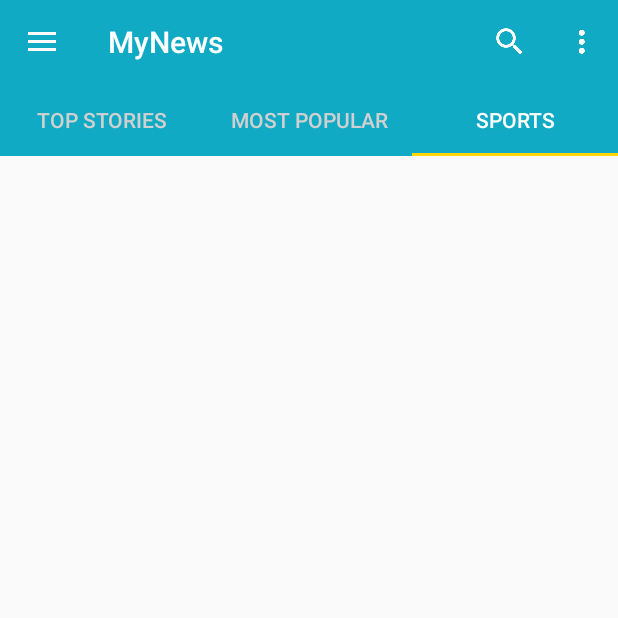
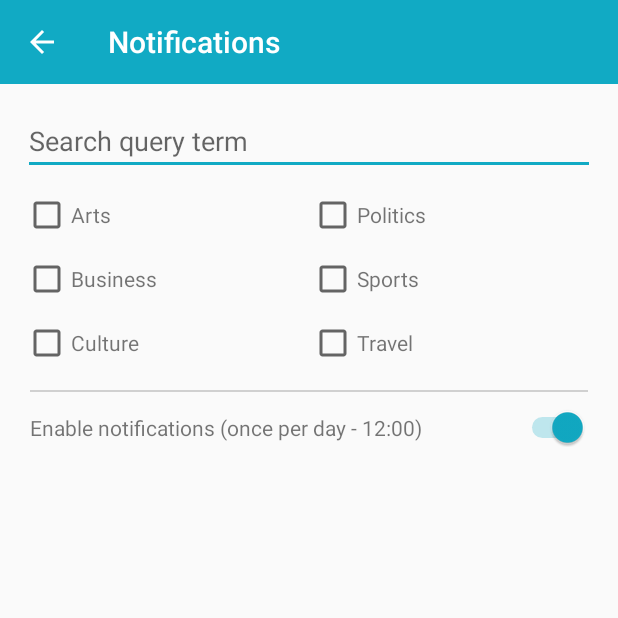
Before and after one commit to AnthonyMineo/MyNews, an Android app: the screen it shows after launch (MainActivity before the commit, NotificationActivity after it), in the side drawer, after a tap on "Notifications", on a phone screen of 412 x 824 dp, the top half of it. Run offline under Robolectric (Android 15) with nearby library versions, the phone set to English and light mode, and no system bars; our stand-ins replace ButterKnife, RxJava; network calls fail; pictures from the network do not load.

Commit message:
Implementing notifications UI + back end

```diff
--- a/app/src/main/java/com/denma/mynews/Controllers/Activities/MainActivity.java
+++ b/app/src/main/java/com/denma/mynews/Controllers/Activities/MainActivity.java
@@ -13,7 +13,6 @@ import android.os.Bundle;
 import android.support.v7.widget.Toolbar;
 import android.view.Menu;
 import android.view.MenuItem;
-import android.widget.Toast;
 
 import com.denma.mynews.Views.PageAdapter;
 import com.denma.mynews.Controllers.Fragments.MostPopularFragment;
@@ -136,10 +135,18 @@ public class MainActivity extends AppCompatActivity implements NavigationView.On
         // - Handle actions on menu items
         switch (item.getItemId()) {
             case R.id.menu_activity_main_search:
+                // - Launch SearchActivity
                 launchSearchActivity();
                 return true;
-            case R.id.menu_activity_main_more:
-                Toast.makeText(this, "soon", Toast.LENGTH_LONG).show();
+            case R.id.activity_main_more_notifications:
+                // - Launch NotificationsActivity
+                launchNotificationActivity();
+                return true;
+            case R.id.activity_main_more_help:
+                // - Launch help
+                return true;
+            case R.id.activity_main_more_about:
+                // - Launch about
                 return true;
             default:
                 return super.onOptionsItemSelected(item);
@@ -172,7 +179,11 @@ public class MainActivity extends AppCompatActivity implements NavigationView.On
                 this.showFragment(FRAGMENT_SPORTS);
                 break;
             case R.id.activity_main_drawer_search:
+                // - Launch SearchActivity
                 launchSearchActivity();
+            case R.id.activity_main_drawer_notifications:
+                // - Launch NotificationsActivity
+                launchNotificationActivity();
             default:
                 break;
         }
@@ -242,4 +253,9 @@ public class MainActivity extends AppCompatActivity implements NavigationView.On
         Intent searchActivityIntent = new Intent(MainActivity.this, SearchActivity.class);
         this.startActivity(searchActivityIntent);
     }
+
+    private void launchNotificationActivity(){
+        Intent notifActivityIntent = new Intent(MainActivity.this, NotificationActivity.class);
+        this.startActivity(notifActivityIntent);
+    }
 }
--- /dev/null
+++ b/app/src/main/java/com/denma/mynews/Controllers/Activities/NotificationActivity.java
@@ -0,0 +1,46 @@
+package com.denma.mynews.Controllers.Activities;
+
+import android.support.v7.app.ActionBar;
+import android.support.v7.app.AppCompatActivity;
+import android.os.Bundle;
+import android.support.v7.widget.Toolbar;
+
+import com.denma.mynews.Controllers.Fragments.NotificationFragment;
+import com.denma.mynews.R;
+
+public class NotificationActivity extends AppCompatActivity {
+
+    private NotificationFragment notifFragment;
+
+    @Override
+    protected void onCreate(Bundle savedInstanceState) {
+        super.onCreate(savedInstanceState);
+        setContentView(R.layout.activity_notification);
+
+        this.configureToolbar();
+        this.configureAndShowNotifFragment();
+    }
+
+    private void configureToolbar(){
+        //Get the toolbar (Serialise)
+        Toolbar toolbar = (Toolbar) findViewById(R.id.toolbar);
+        //Set the toolbar
+        setSupportActionBar(toolbar);
+        // Get a support ActionBar corresponding to this toolbar
+        ActionBar ab = getSupportActionBar();
+        // Enable the Up button
+        ab.setDisplayHomeAsUpEnabled(true);
+    }
+
+    private void configureAndShowNotifFragment(){
+        notifFragment = (NotificationFragment) getSupportFragmentManager().findFragmentById(R.id.activity_notification_frame_layout);
+        if (notifFragment == null) {
+            // B - Create new main fragment
+            notifFragment = new NotificationFragment();
+            // C - Add it to FrameLayout container
+            getSupportFragmentManager().beginTransaction()
+                    .add(R.id.activity_notification_frame_layout, notifFragment)
+                    .commit();
+        }
+    }
+}
--- /dev/null
+++ b/app/src/main/java/com/denma/mynews/Controllers/Fragments/NotificationFragment.java
@@ -0,0 +1,248 @@
+package com.denma.mynews.Controllers.Fragments;
+
+
+import android.app.AlarmManager;
+import android.app.PendingIntent;
+import android.content.Context;
+import android.content.Intent;
+import android.content.SharedPreferences;
+import android.os.Bundle;
+import android.preference.PreferenceManager;
+import android.support.v4.app.Fragment;
+import android.text.Editable;
+import android.text.TextWatcher;
+import android.view.LayoutInflater;
+import android.view.View;
+import android.view.ViewGroup;
+import android.widget.CheckBox;
+import android.widget.CompoundButton;
+import android.widget.EditText;
+import android.widget.Switch;
+import android.widget.Toast;
+
+import com.denma.mynews.R;
+import com.denma.mynews.Utils.AlarmReceiver;
+
+import java.util.Calendar;
+
+import butterknife.BindView;
+import butterknife.ButterKnife;
+
+/**
+ * A simple {@link Fragment} subclass.
+ */
+public class NotificationFragment extends Fragment {
+
+    @BindView(R.id.search_query_term_text_input_edit_text)
+    EditText searchQueryTerm;
+    @BindView(R.id.check_box_arts)
+    CheckBox checkBoxArts;
+    @BindView(R.id.check_box_politics)
+    CheckBox checkBoxPolitics;
+    @BindView(R.id.check_box_business)
+    CheckBox checkBoxBusiness;
+    @BindView(R.id.check_box_sports)
+    CheckBox checkBoxSports;
+    @BindView(R.id.check_box_culture)
+    CheckBox checkBoxCulture;
+    @BindView(R.id.check_box_travel)
+    CheckBox checkBoxTravel;
+    @BindView(R.id.notications_switch)
+    Switch mySwitch;
+
+    private String queryTerm = "";
+    private String newsDesk = "";
+    private String arts = "";
+    private String politics = "";
+    private String business = "";
+    private String sports = "";
+    private String culture = "";
+    private String travel = "";
+
+    private PendingIntent pendingIntent;
+    private SharedPreferences mPreferences;
+
+    public NotificationFragment() { }
+
+
+    @Override
+    public View onCreateView(LayoutInflater inflater, ViewGroup container,
+                             Bundle savedInstanceState) {
+        View view = inflater.inflate(R.layout.fragment_notification, container, false);
+        ButterKnife.bind(this, view);
+        mPreferences = PreferenceManager.getDefaultSharedPreferences(getActivity());
+        this.configureDataFromPref();
+        this.configureListener();
+        this.configureAlarmManager();
+        return view;
+    }
+
+    private void configureDataFromPref(){
+        this.queryTerm = mPreferences.getString("queryTerm", "");
+        searchQueryTerm.setText(queryTerm);
+        this.newsDesk = mPreferences.getString("newsDesk", "");
+        if(newsDesk.contains("Politics")) {
+            checkBoxPolitics.setChecked(true);
+            politics = "\"Politics\"";
+        }
+        if(newsDesk.contains("Arts")){
+            checkBoxArts.setChecked(true);
+            arts = "\"Arts\"";
+        }
+        if(newsDesk.contains("Business")){
+            checkBoxBusiness.setChecked(true);
+            business = "\"Business\"";
+        }
+        if(newsDesk.contains("Sports")){
+            checkBoxSports.setChecked(true);
+            sports = "\"Sports\"";
+        }
+        if(newsDesk.contains("Culture")){
+            checkBoxCulture.setChecked(true);
+            culture = "\"Culture\"";
+        }
+        if(newsDesk.contains("Travel")){
+            checkBoxTravel.setChecked(true);
+            travel = "\"Travel\"";
+        }
+        newsDesk = arts + politics + business + sports + culture + travel;
+        if(mPreferences.getBoolean("switchChecked", true))
+            mySwitch.setChecked(true);
+    }
+
+    private void configureListener(){
+        searchQueryTerm.addTextChangedListener(new TextWatcher() {
+            @Override
+            public void beforeTextChanged(CharSequence charSequence, int i, int i1, int i2) { }
+
+            @Override
+            public void onTextChanged(CharSequence charSequence, int i, int i1, int i2) { }
+
+            @Override
+            public void afterTextChanged(Editable editable) {
+                queryTerm = searchQueryTerm.getText().toString();
+                mPreferences.edit().putString("queryTerm", queryTerm).apply();
+                mySwitch.setChecked(false);
+            }
+        });
+
+        checkBoxArts.setOnClickListener(new NotificationFragment.checkBoxListener());
+        checkBoxPolitics.setOnClickListener(new NotificationFragment.checkBoxListener());
+        checkBoxBusiness.setOnClickListener(new NotificationFragment.checkBoxListener());
+        checkBoxSports.setOnClickListener(new NotificationFragment.checkBoxListener());
+        checkBoxCulture.setOnClickListener(new NotificationFragment.checkBoxListener());
+        checkBoxTravel.setOnClickListener(new NotificationFragment.checkBoxListener());
+
+        mySwitch.setOnCheckedChangeListener(new CompoundButton.OnCheckedChangeListener() {
+            @Override
+            public void onCheckedChanged(CompoundButton compoundButton, boolean isChecked) {
+                if(isChecked){
+                    if(queryTerm.isEmpty()){
+                        Toast.makeText(getContext(), "Please choose a query term", Toast.LENGTH_SHORT).show();
+                        mySwitch.setChecked(false);
+                    }
+                    else if(newsDesk == "") {
+                        Toast.makeText(getContext(), "Please choose at least one category", Toast.LENGTH_SHORT).show();
+                        mySwitch.setChecked(false);
+                    }
+                    else {
+                        startAlarm();
+                        mPreferences.edit().putBoolean("switchChecked", true).apply();
+                    }
+                }
+                else {
+                    stopAlarm();
+                    mPreferences.edit().putBoolean("switchChecked", false).apply();
+                }
+            }
+        });
+    }
+
+    // - Configuring the AlarmManager
+    private void configureAlarmManager(){
+        Intent alarmIntent = new Intent(getActivity(), AlarmReceiver.class);
+        alarmIntent.putExtra("queryTerm", this.queryTerm);
+        alarmIntent.putExtra("newsDesk", this.newsDesk);
+        pendingIntent = PendingIntent.getBroadcast(getActivity(), 0, alarmIntent, PendingIntent.FLAG_UPDATE_CURRENT);
+    }
+
+    class checkBoxListener implements View.OnClickListener {
+        @Override
+        public void onClick(View view) {
+            switch (view.getId()) {
+                case R.id.check_box_arts:
+                    if (checkBoxArts.isChecked())
+                        arts = "\"Arts\"";
+                    else
+                        arts = "";
+                    break;
+                case R.id.check_box_politics:
+                    if (checkBoxPolitics.isChecked())
+                        politics = "\"Politics\"";
+                    else
+                        politics = "";
+                    break;
+                case R.id.check_box_business:
+                    if (checkBoxBusiness.isChecked())
+                        business = "\"Business\"";
+                    else
+                        business = "";
+                    break;
+                case R.id.check_box_sports:
+                    if (checkBoxSports.isChecked())
+                        sports = "\"Sports\"";
+                    else
+                        sports = "";
+                    break;
+                case R.id.check_box_culture:
+                    if (checkBoxCulture.isChecked())
+                        culture = "\"Culture\"";
+                    else
+                        culture = "";
+                    break;
+                case R.id.check_box_travel:
+                    if (checkBoxTravel.isChecked())
+                        travel = "\"Travel\"";
+                    else
+                        travel = "";
+                    break;
+            }
+            mySwitch.setChecked(false);
+            newsDesk = arts + politics + business + sports + culture + travel;
+            mPreferences.edit().putString("newsDesk", newsDesk).apply();
+        }
+    }
+
+    // --------------
+    // SCHEDULE TASK
+    // --------------
+
+    // - Start Alarm
+    private void startAlarm() {
+
+        // Define when the alarm will be firing
+        long alarmUp = 0;
+        Calendar midday = Calendar.getInstance();
+        Calendar now = Calendar.getInstance();
+        midday.set(Calendar.HOUR_OF_DAY, 12);
+        midday.set(Calendar.MINUTE, 00);
+        midday.set(Calendar.SECOND, 00);
+
+        // Allow us to know if alarm time is past or not -> don't start it if it's past
+        if(midday.getTimeInMillis() <= now.getTimeInMillis())
+            alarmUp = midday.getTimeInMillis() + (AlarmManager.INTERVAL_DAY+1);
+        else
+            alarmUp = midday.getTimeInMillis();
+
+        AlarmManager manager = (AlarmManager) getActivity().getSystemService(Context.ALARM_SERVICE);
+        manager.setRepeating(AlarmManager.RTC_WAKEUP, alarmUp, AlarmManager.INTERVAL_DAY, pendingIntent);
+        Toast.makeText(getActivity(), "Notifications Set !", Toast.LENGTH_SHORT).show();
+    }
+
+    // - Stop Alarm
+    private void stopAlarm() {
+        AlarmManager manager = (AlarmManager) getActivity().getSystemService(Context.ALARM_SERVICE);
+        manager.cancel(pendingIntent);
+        Toast.makeText(getActivity(), "Notifications Canceled !", Toast.LENGTH_SHORT).show();
+    }
+}
--- /dev/null
+++ b/app/src/main/res/layout/activity_notification.xml
@@ -0,0 +1,20 @@
+<?xml version="1.0" encoding="utf-8"?>
+<LinearLayout
+    xmlns:android="http://schemas.android.com/apk/res/android"
+    android:layout_width="match_parent"
+    android:layout_height="match_parent"
+    android:orientation="vertical">
+
+    <include
+        layout="@layout/toolbar"
+        android:layout_width="match_parent"
+        android:layout_height="wrap_content" />
+
+    <FrameLayout
+        android:id="@+id/activity_notification_frame_layout"
+        android:layout_width="match_parent"
+        android:layout_height="match_parent">
+
+    </FrameLayout>
+
+</LinearLayout>
--- /dev/null
+++ b/app/src/main/res/layout/fragment_notification.xml
@@ -0,0 +1,52 @@
+<?xml version="1.0" encoding="utf-8"?>
+<LinearLayout
+    xmlns:android="http://schemas.android.com/apk/res/android"
+    android:layout_width="match_parent"
+    android:layout_height="match_parent"
+    android:orientation="vertical"
+    android:padding="10dp">
+
+    <!-- Top portion : Query search term -->
+    <include
+        layout="@layout/top_portion"
+        android:layout_width="match_parent"
+        android:layout_height="wrap_content" />
+
+    <!-- Bottom portion : Category-->
+    <include
+        layout="@layout/bottom_portion"
+        android:layout_width="match_parent"
+        android:layout_height="wrap_content" />
+
+    <FrameLayout
+        android:layout_width="match_parent"
+        android:layout_height="1dp"
+        android:background="@color/colorText"
+        android:layout_margin="10dp">
+    </FrameLayout>
+
+    <LinearLayout
+        android:layout_width="match_parent"
+        android:layout_height="wrap_content"
+        android:layout_marginLeft="10dp"
+        android:layout_marginRight="10dp"
+        android:layout_marginBottom="10dp"
+        android:orientation="horizontal">
+
+        <TextView
+            android:layout_width="wrap_content"
+            android:layout_height="wrap_content"
+            android:text="@string/notifications_text"
+            android:layout_weight="1"/>
+
+        <Switch
+            android:id="@+id/notications_switch"
+            android:layout_width="wrap_content"
+            android:layout_height="wrap_content"
+            android:layout_weight="1"
+            android:theme="@style/MyNewsTheme"/>
+
+    </LinearLayout>
+
+
+</LinearLayout>
--- a/app/src/main/res/layout/fragment_search.xml
+++ b/app/src/main/res/layout/fragment_search.xml
@@ -114,7 +114,7 @@
 
     </LinearLayout>
 
-    <!-- Bottom portion : Category + search button -->
+    <!-- Bottom portion : Category -->
     <include
         layout="@layout/bottom_portion"
         android:layout_width="match_parent"
--- a/app/src/main/res/layout/toolbar.xml
+++ b/app/src/main/res/layout/toolbar.xml
@@ -3,5 +3,7 @@
     android:layout_width="match_parent"
     android:layout_height="?attr/actionBarSize"
     android:background="@color/colorMainTheme"
+    app:titleTextColor="@color/colorSelectedText"
     android:theme="@style/ToolBarStyle"
-    xmlns:android="http://schemas.android.com/apk/res/android" />
+    xmlns:android="http://schemas.android.com/apk/res/android"
+    xmlns:app="http://schemas.android.com/apk/res-auto" />
--- a/app/src/main/res/menu/activity_main_menu_tools.xml
+++ b/app/src/main/res/menu/activity_main_menu_tools.xml
@@ -11,5 +11,18 @@
         android:icon="@drawable/ic_more_vert_white_24dp"
         app:showAsAction="ifRoom"
         android:title="@string/menu_tool_2">
+        <menu>
+            <item
+                android:id="@+id/activity_main_more_notifications"
+                android:title="@string/navigation_drawer_more_item_1"/>
+
+            <item
+                android:id="@+id/activity_main_more_help"
+                android:title="@string/navigation_drawer_more_item_2"/>
+
+            <item
+                android:id="@+id/activity_main_more_about"
+                android:title="@string/navigation_drawer_more_item_3"/>
+        </menu>
     </item>
 </menu>
--- a/app/src/main/res/values/colors.xml
+++ b/app/src/main/res/values/colors.xml
@@ -7,4 +7,5 @@
     <color name="colorText">#D0D0D0</color>
     <color name="colorSelectedText">#FFFFFF</color>
     <color name="colorSelectedTab">#FFD700</color>
+    <color name="colorSubMenuItem">#000000</color>
 </resources>
--- a/app/src/main/res/values/strings.xml
+++ b/app/src/main/res/values/strings.xml
@@ -32,8 +32,7 @@
     <string name="check_box_sports">Sports</string>
     <string name="check_box_culture">Culture</string>
     <string name="check_box_travel">Travel</string>
+    <string name="notifications_text">Enable notifications (once per day - 12:00)</string>
 
-    <!-- TODO: Remove or change this placeholder text -->
-    <string name="hello_blank_fragment">Hello blank fragment</string>
 
 </resources>
--- a/app/src/main/res/values/styles.xml
+++ b/app/src/main/res/values/styles.xml
@@ -9,8 +9,7 @@
 
     <!-- Toolbar theme. -->
     <style name="ToolBarStyle" parent="AppTheme">
-        <item name="android:textColorPrimary">@android:color/white</item>
-        <item name="colorControlNormal">@android:color/white</item>
+        <item name="colorControlNormal">@color/colorSelectedText</item>
     </style>
 
     <!-- Rounded button. -->
```
Also changed, not shown: app/src/main/AndroidManifest.xml (+34 -15 lines), app/src/main/java/com/denma/mynews/Utils/AlarmReceiver.java (added, +106 -0 lines).
